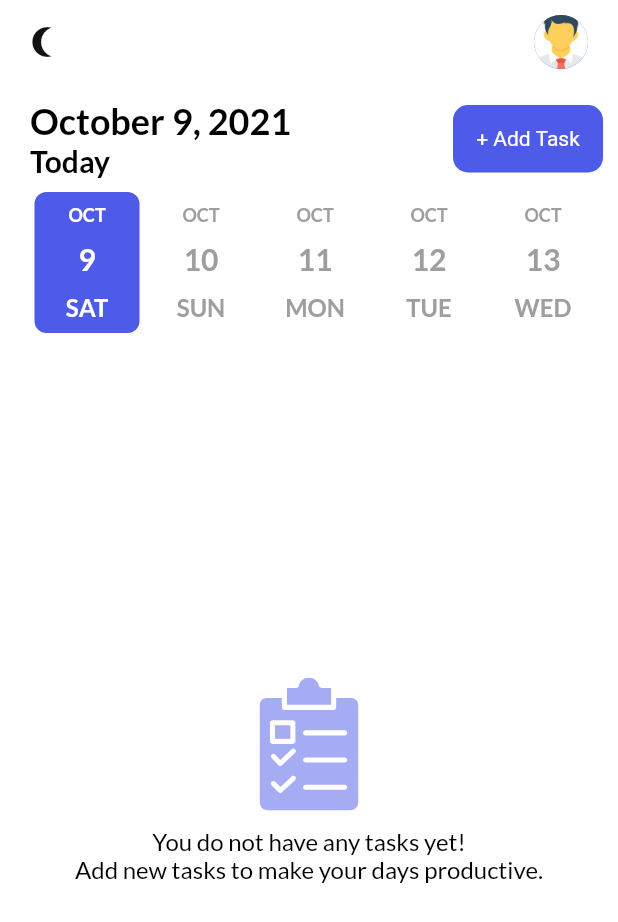
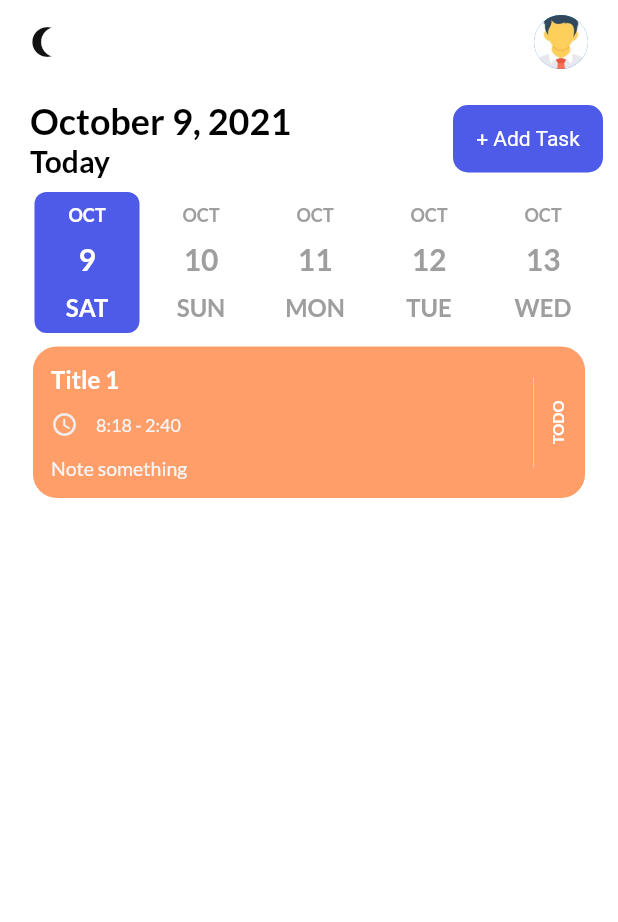
Before and after one commit to MohamedSlama/todo, a Flutter app: the screen it shows after launch, on a phone screen of 412 x 824 dp. Shown: the top 922 px of the screen. Run offline on Flutter 3.47's test engine with Material 2 defaults, Android fonts, the phone set to English and light mode, and no system bars; drawn by our look-alikes of date_picker_timeline; our stand-ins replace flutter_local_notifications, flutter_svg, get, get_storage, google_fonts, timezone.

Commit message:
Initialize Tasks initialize task_tile.dart add constructor to task.dart add two new themes for text in  theme.dart add test ui in home_page.dart

```diff
--- a/lib/models/task.dart
+++ b/lib/models/task.dart
@@ -1,4 +1,5 @@
 class Task {
+
   int? id;
   String? title;
   String? note;
@@ -9,4 +10,16 @@ class Task {
   int? color;
   int? remind;
   String? repeat;
+
+  Task(
+      {this.id,
+      this.title,
+      this.note,
+      this.isCompleted,
+      this.date,
+      this.startTime,
+      this.endTime,
+      this.color,
+      this.remind,
+      this.repeat});
 }
--- a/lib/ui/pages/home_page.dart
+++ b/lib/ui/pages/home_page.dart
@@ -6,15 +6,16 @@ import 'package:flutter_svg/flutter_svg.dart';
 import 'package:get/get.dart';
 import 'package:intl/intl.dart';
 import 'package:todo/controllers/task_controller.dart';
+import 'package:todo/models/task.dart';
 import 'package:todo/services/notification_services.dart';
 import 'package:todo/services/theme_services.dart';
 import 'package:todo/ui/size_config.dart';
 import 'package:todo/ui/widgets/button.dart';
 import 'package:todo/ui/widgets/input_field.dart';
+import 'package:todo/ui/widgets/task_tile.dart';
 
 import '../theme.dart';
 import 'add_task_page.dart';
-import 'notification_screen.dart';
 
 class HomePage extends StatefulWidget {
   const HomePage({Key? key}) : super(key: key);
@@ -97,7 +98,9 @@ class _HomePageState extends State<HomePage> {
             //? Vertical Space above tasks
             const SizedBox(height: 6),
             //TODO: _showTasks
-            _showTasks(),
+            //- isTask pass true
+            //- noTask pass false
+            _showTasks(isTask: true),
           ],
         ),
       ),
@@ -151,7 +154,19 @@ class _HomePageState extends State<HomePage> {
       );
 
   //? invoke tasks
-  _showTasks() => _noTaskMessage();
+  _showTasks({required isTask}) => isTask
+      ? TaskTile(
+          task: Task(
+            id: 1,
+            title: 'Title 1',
+            note: 'Note something',
+            isCompleted: 0,
+            startTime: '8:18',
+            endTime: '2:40',
+            color: 2,
+          ),
+        )
+      : _noTaskMessage();
 
   //? no task
   _noTaskMessage() => Stack(
--- a/lib/ui/theme.dart
+++ b/lib/ui/theme.dart
@@ -77,5 +77,19 @@ TextStyle get body2Style => GoogleFonts.lato(
 //? date picker text style
 TextStyle datePickerStyle({required double? size}) => GoogleFonts.lato(
       textStyle: TextStyle(
-          color: Colors.grey, fontSize: size?? 0, fontWeight: FontWeight.w600),
+          color: Colors.grey, fontSize: size ?? 0, fontWeight: FontWeight.w600),
     );
+
+//? rotated task status text style
+TextStyle rotatedTextStyle() => GoogleFonts.lato(
+      textStyle: const TextStyle(
+          color: Colors.white, fontSize: 10, fontWeight: FontWeight.bold),
+    );
+
+//? task tile text style
+TextStyle taskTileTextStyle({required double size, bold, color}) => GoogleFonts.lato(
+      textStyle: TextStyle(
+          color: color ?? Colors.grey[100],
+          fontSize: size,
+          fontWeight: bold ?? FontWeight.normal),
+    );
--- a/lib/ui/widgets/task_tile.dart
+++ b/lib/ui/widgets/task_tile.dart
@@ -1,10 +1,98 @@
 import 'package:flutter/material.dart';
+import 'package:todo/models/task.dart';
+import 'package:todo/ui/size_config.dart';
+import '../theme.dart';
 
 class TaskTile extends StatelessWidget {
-  const TaskTile({Key? key}) : super(key: key);
+  const TaskTile({Key? key,required this.task}) : super(key: key);
+  final Task task;
 
   @override
   Widget build(BuildContext context) {
-    return Container();
+    return Container(
+      //? Configure view according to screen orientation and screen size
+      padding: EdgeInsets.symmetric(
+          horizontal: getProportionateScreenWidth(
+              SizeConfig.orientation == Orientation.landscape ? 4 : 20)),
+      width: SizeConfig.orientation == Orientation.landscape
+          ? SizeConfig.screenWidth / 2
+          : SizeConfig.screenWidth,
+      margin: EdgeInsets.only(bottom: getProportionateScreenHeight(12)),
+      child: Container(
+        padding: const EdgeInsets.all(12.0),
+        //? Background according to user choice between three fixed colors
+        decoration: BoxDecoration(
+          borderRadius: BorderRadius.circular(16),
+          color: _getBGClr(task.color),
+        ),
+        child: Row(
+          children: [
+            Expanded(
+              child: SingleChildScrollView(
+                child: Column(
+                  crossAxisAlignment: CrossAxisAlignment.start,
+                  children: [
+                    //? Note title
+                    Text(task.title!,
+                        style: taskTileTextStyle(
+                            size: 16,
+                            color: Colors.white,
+                            bold: FontWeight.bold)),
+                    //? Vertical space
+                    const SizedBox(height: 12),
+                    //? Row of icon and start and end time of note
+                    Row(
+                      crossAxisAlignment: CrossAxisAlignment.center,
+                      children: [
+                        Icon(Icons.access_time_rounded,
+                            color: Colors.grey[200], size: 18),
+                        const SizedBox(width: 12),
+                        Text(
+                          '${task.startTime} - ${task.endTime}',
+                          style: taskTileTextStyle(size: 12),
+                        ),
+                      ],
+                    ),
+                    //? Vertical space
+                    const SizedBox(height: 12),
+                    //? Note body
+                    Text(task.note!, style: taskTileTextStyle(size: 13)),
+                  ],
+                ),
+              ),
+            ),
+            //? Vertical line between rotated text and note area
+            Container(
+              margin: const EdgeInsets.symmetric(horizontal: 10),
+              height: 60,
+              width: 0.5,
+              color: Colors.grey[200]!.withOpacity(0.7),
+            ),
+            //? Rotated text to right size with 270°
+            RotatedBox(
+              quarterTurns: 3,
+              child: Text(
+                task.isCompleted == 0 ? 'TODO' : 'Completed',
+                style: rotatedTextStyle(),
+              ),
+            ),
+          ],
+        ),
+      ),
+    );
+  }
+
+  //? returns color of note 0,1,2
+  _getBGClr(int? color) {
+    switch (color) {
+      case 0:
+        return bluishClr;
+      case 1:
+        return pinkClr;
+      case 2:
+        return orangeClr;
+      default:
+        return primaryClr;
+    }
   }
 }
```
